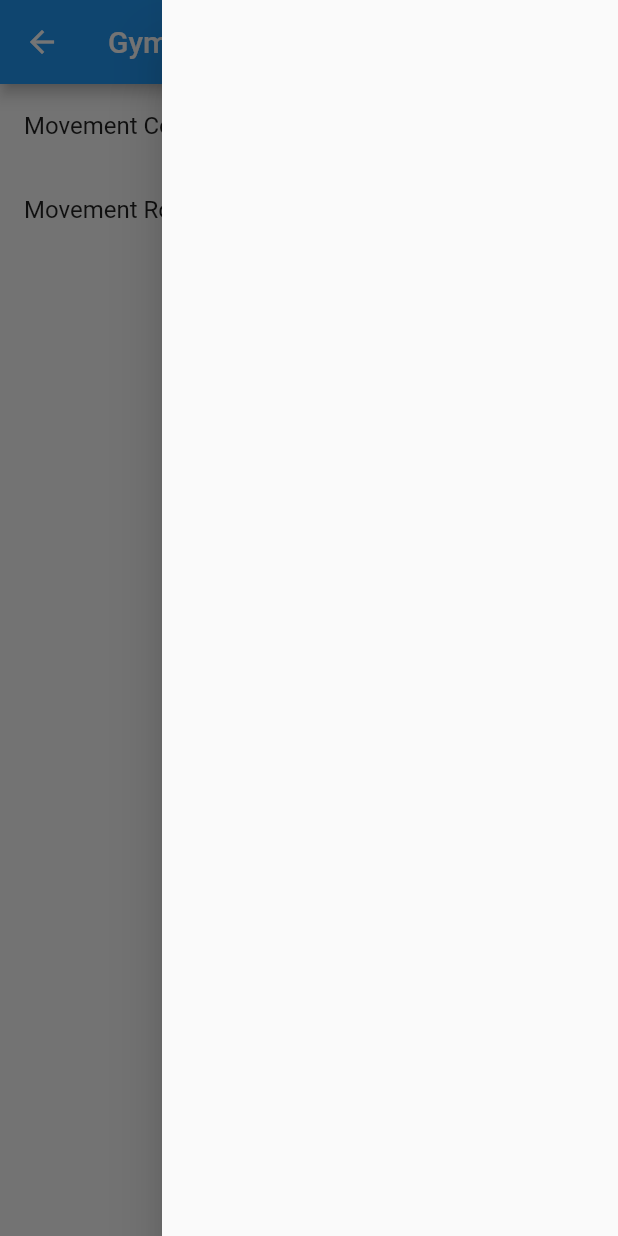
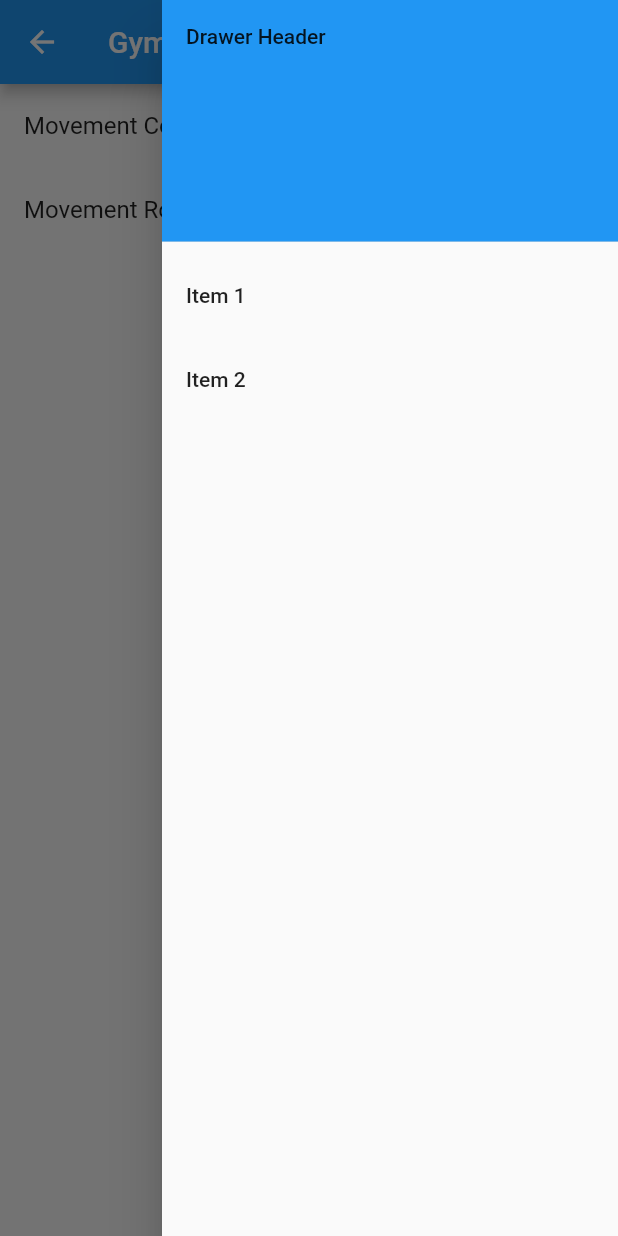
Before and after one commit to ItsDang/splatter_board, a Flutter app: the screen it shows after launch, with the side drawer open, on a phone screen of 412 x 824 dp. Run offline on Flutter 3.47's test engine with Material 2 defaults, Android fonts, the light colour scheme and no system bars.

Commit message:
Add example drawer and update climb angle validation.

```diff
--- a/lib/UI/drawer_m.dart
+++ b/lib/UI/drawer_m.dart
@@ -6,40 +6,40 @@
 
   @override
   Widget build(BuildContext context) {
-    return const Drawer(
-        // Add a ListView to the drawer. This ensures the user can scroll
-        // through the options in the drawer if there isn't enough vertical
-        // space to fit everything.
-        // child: ListView(
-        //   // Important: Remove any padding from the ListView.
-        //   padding: EdgeInsets.zero,
-        //   children: [
-        //     const DrawerHeader(
-        //       decoration: BoxDecoration(
-        //         color: Colors.blue,
-        //       ),
-        //       child: Text('Drawer Header'),
-        //     ),
-        //     ListTile(
-        //       title: const Text('Item 1'),
-        //       onTap: () {
-        //         // Update the state of the app
-        //         // ...
-        //         // Then close the drawer
-        //         Navigator.pop(context);
-        //       },
-        //     ),
-        //     ListTile(
-        //       title: const Text('Item 2'),
-        //       onTap: () {
-        //         // Update the state of the app
-        //         // ...
-        //         // Then close the drawer
-        //         Navigator.pop(context);
-        //       },
-        //     ),
-        //   ],
-        // ),
-        );
+    return Drawer(
+      // Add a ListView to the drawer. This ensures the user can scroll
+      // through the options in the drawer if there isn't enough vertical
+      // space to fit everything.
+      child: ListView(
+        // Important: Remove any padding from the ListView.
+        padding: EdgeInsets.zero,
+        children: [
+          const DrawerHeader(
+            decoration: BoxDecoration(
+              color: Colors.blue,
+            ),
+            child: Text('Drawer Header'),
+          ),
+          ListTile(
+            title: const Text('Item 1'),
+            onTap: () {
+              // Update the state of the app
+              // ...
+              // Then close the drawer
+              Navigator.pop(context);
+            },
+          ),
+          ListTile(
+            title: const Text('Item 2'),
+            onTap: () {
+              // Update the state of the app
+              // ...
+              // Then close the drawer
+              Navigator.pop(context);
+            },
+          ),
+        ],
+      ),
+    );
   }
 }
```
Also changed, not shown: lib/UI/climb_screen_add.dart (+5 -3 lines).
